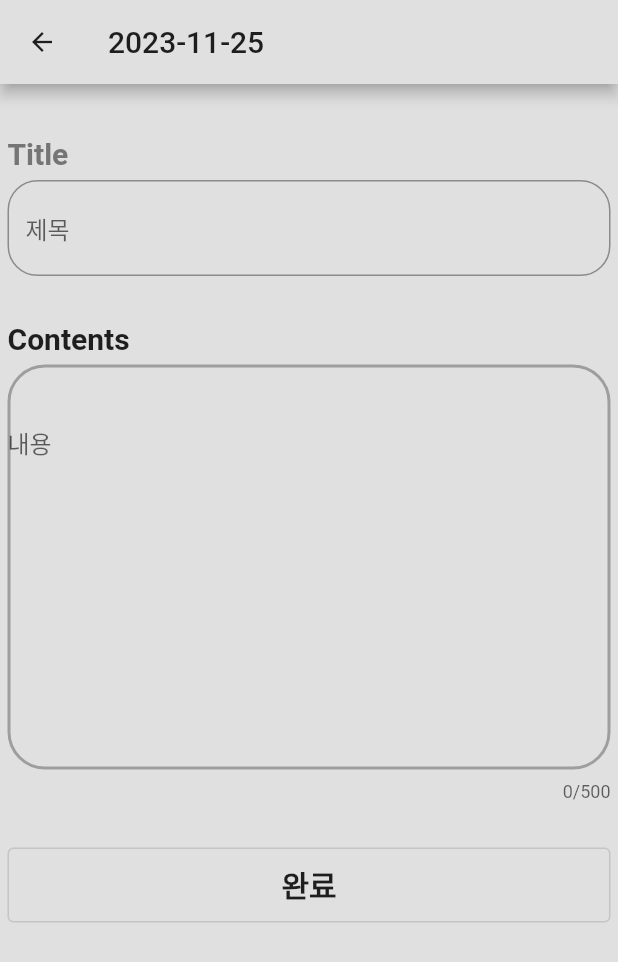
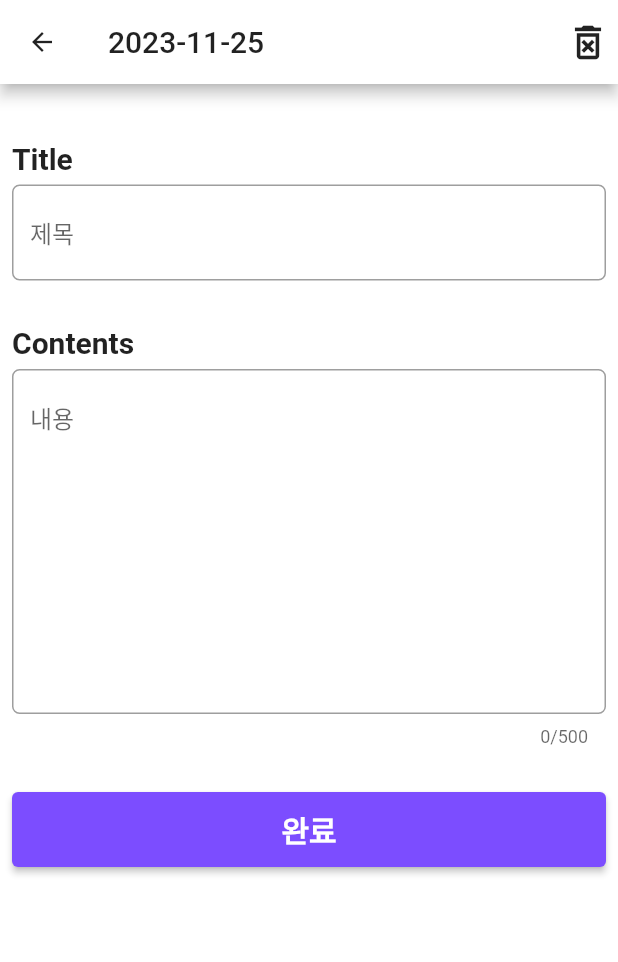
Before and after one commit to kjyjig0218/memo, a Flutter app: the screen it shows after launch, after a tap on the "add" icon, on a phone screen of 412 x 824 dp. Shown: the top 962 px of the screen. Run offline on Flutter 3.47's test engine with Material 2 defaults, Android fonts, the phone set to English and light mode, and no system bars; our stand-ins replace table_calendar.

Commit message:
1. 메모장 Appbar에 날짜표시 2. Appbar에 색상과 사이즈 조절 3. 디자인 수정

```diff
--- a/lib/app_utils/util.dart
+++ b/lib/app_utils/util.dart
@@ -11,7 +11,7 @@ class Event {
 
   const Event(this.title);
 
-  @override
+  @override // 재정의 덮어버리다 .
   String toString() => title;
 }
 
--- a/lib/main.dart
+++ b/lib/main.dart
@@ -5,15 +5,13 @@ import 'package:memo/model/event_model.dart';
 import 'package:memo/screen/calendar_screen.dart';
 import 'package:memo/model/memo_model.dart';
 import 'package:memo/screen/addmemo_screen.dart';
-import 'package:memo/screen/list_screen.dart';
 import 'package:memo/screen/table_events_example.dart';
 import 'package:provider/provider.dart';
 
 
 
-void main() async {
-
-  // import 는 package:intl/date_symbol_data_local.dart
+Future <void> main() async {
+  /// 한글 언어 설정
   await initializeDateFormatting();
 
   runApp(MyMemoApp());
@@ -25,15 +23,15 @@ class MyMemoApp extends StatelessWidget {
   Widget build(BuildContext context) {
     return MultiProvider(
         providers: [
-          ChangeNotifierProvider(create: (_)=>MemoModel()),
-          ChangeNotifierProvider(create: (_)=>EventModel()),
+          // ChangeNotifierProvider(create: (context)=>MemoModel()),
+          ChangeNotifierProvider(create: (context)=>EventModel()),
         ],
       child: MaterialApp(
         title: '메모장 앱',
         theme: ThemeData(
-          scaffoldBackgroundColor: Colors.grey[300],
+          scaffoldBackgroundColor: Colors.white,
           appBarTheme: AppBarTheme(
-            backgroundColor: Colors.grey[300],
+            backgroundColor: Colors.white,
           ),
           floatingActionButtonTheme: FloatingActionButtonThemeData(
             backgroundColor: Colors.redAccent
--- a/lib/screen/addmemo_screen.dart
+++ b/lib/screen/addmemo_screen.dart
@@ -1,7 +1,6 @@
 import 'package:flutter/material.dart';
 import 'package:intl/intl.dart';
 import 'package:memo/model/memo_model.dart';
-import 'package:memo/screen/list_screen.dart';
 import 'package:provider/provider.dart';
 
 import '../model/event_model.dart';
@@ -29,7 +28,14 @@ class _AddMemoScreenState extends State<AddMemoScreen> {
   Widget build(BuildContext context) {
     return Scaffold(
       appBar: AppBar(
-
+        actions: [
+          Padding(
+            padding: const EdgeInsets.all(5.0),
+            child: Icon(
+                Icons.delete_forever_outlined,
+                size: 30),
+          )
+        ],
         iconTheme: IconThemeData(
           color: Colors.black87,
           size: 20,
@@ -43,7 +49,7 @@ class _AddMemoScreenState extends State<AddMemoScreen> {
       ),
       body: Container(
         child: Padding(
-          padding: const EdgeInsets.all(5.0),
+          padding: const EdgeInsets.all(8.0),
           child: SingleChildScrollView(
             child: Column(
               crossAxisAlignment: CrossAxisAlignment.start,
@@ -55,7 +61,7 @@ class _AddMemoScreenState extends State<AddMemoScreen> {
                   style: TextStyle(
                       fontWeight: FontWeight.bold,
                       fontSize: 20,
-                      color: Colors.grey[600]
+                      color: Colors.black87
                   ),
                 ),
                 SizedBox(
@@ -65,12 +71,19 @@ class _AddMemoScreenState extends State<AddMemoScreen> {
                   controller: titleController,
                   decoration: InputDecoration(
                     hintText: "제목",
-                    border: OutlineInputBorder(
+                    ///사용자가 폼 클릭시
+                    focusedBorder: OutlineInputBorder(
                       borderSide: BorderSide(
-                            width: 10,
-                            color: Colors.deepPurpleAccent
+                        color: Colors.deepPurpleAccent,
                       ),
-                        borderRadius: BorderRadius.circular(20.0)
+                    ),
+                    /// 기본 폼 상태
+                    enabledBorder: OutlineInputBorder(
+                      borderRadius: BorderRadius.circular(5.0),
+                      borderSide: BorderSide(
+                        color: Colors.grey,
+                        width: 1.0,
+                      ),
                     ),
                   ),
                 ),
@@ -92,20 +105,22 @@ class _AddMemoScreenState extends State<AddMemoScreen> {
                   decoration: InputDecoration(
                       hintText: "내용",
                       fillColor: Colors.white,
+                      ///사용자가 폼 클릭시
                       focusedBorder: OutlineInputBorder(
-                        borderRadius: BorderRadius.circular(25.0),
+                        // borderRadius: BorderRadius.circular(5.0),
                         borderSide: BorderSide(
-                          color: Colors.blue,
+                          color: Colors.deepPurpleAccent,
                         ),
                       ),
+                      /// 기본 폼 상태
                       enabledBorder: OutlineInputBorder(
-                        borderRadius: BorderRadius.circular(25.0),
+                        borderRadius: BorderRadius.circular(5.0),
                         borderSide: BorderSide(
                           color: Colors.grey,
-                          width: 2.0,
+                          width: 1.0,
                         ),
                       ),
-                      contentPadding: EdgeInsets.symmetric(vertical: 40)
+                      // contentPadding: EdgeInsets.symmetric(vertical: 40)
                   ),
                   maxLines: 10,
                   maxLength: 500,
@@ -113,10 +128,16 @@ class _AddMemoScreenState extends State<AddMemoScreen> {
                 SizedBox(
                   height: 30,
                 ),
-                Container(
-                  width: 700,
+                Center(
+                  child: Container(
+                    width: 400,
                     height: 50,
-                  child: OutlinedButton(
+                    child: ElevatedButton(
+                      style: ElevatedButton.styleFrom(
+                        backgroundColor: Colors.deepPurpleAccent,
+                        minimumSize: Size(50, 50),
+
+                      ),
                       onPressed: () async{
                         // _addMemo(
                         //     context: context,
@@ -124,13 +145,11 @@ class _AddMemoScreenState extends State<AddMemoScreen> {
                         //       Navigator.pop(context);
                         //     }
                         // );
-
-                      // var result = await _addMemoFuture(context: context);
-                      // if(result==true){
-                      //   Navigator.pop(context);
-                      // }
-
-
+                        // //
+                        // // var result = await _addMemoFuture(context: context);
+                        // // if(result==true){
+                        // //   Navigator.pop(context);
+                        // // }
 
                         Provider.of<EventModel>(context,listen: false).addOneEvent(map: {widget.dateTime:Event(titleController.text)});
                         Navigator.pop(context);
@@ -142,7 +161,8 @@ class _AddMemoScreenState extends State<AddMemoScreen> {
                         style: TextStyle(
                             fontWeight: FontWeight.bold,
                             fontSize: 20,
-                          color: Colors.black87
+                            color: Colors.white
+                        ),
                       ),
                     ),
                   ),
@@ -156,6 +176,7 @@ class _AddMemoScreenState extends State<AddMemoScreen> {
     );
   }
 
+
   Future<bool> _addMemoFuture({required BuildContext context}) async{
 
     return await showDialog(
@@ -166,7 +187,7 @@ class _AddMemoScreenState extends State<AddMemoScreen> {
           TextButton(
             child: Text('취소'),
             onPressed: () {
-              Navigator.of(context1).pop();
+              Navigator.pop(context);
             },
           ),
           TextButton(
@@ -179,8 +200,10 @@ class _AddMemoScreenState extends State<AddMemoScreen> {
                   Navigator.of(context1).pop(false);
                 }else{
                   //todo 타이틀 내용이 있을때
-                  Provider.of<MemoModel>(context,listen:false).addMemo(title);
-                  Navigator.of(context1).pop(true);
+
+                  Provider.of<EventModel>(context,listen: false).addOneEvent(map: {widget.dateTime:Event(titleController.text)});
+                  Navigator.pop(context);
+
                 }
 
               });
--- a/lib/screen/table_events_example.dart
+++ b/lib/screen/table_events_example.dart
@@ -19,8 +19,6 @@ class TableEventsExample extends StatefulWidget {
 class TableEventsExampleState extends State<TableEventsExample> {
 
   late final ValueNotifier<List<Event>> _selectedEvents;
-  CalendarFormat _calendarFormat = CalendarFormat.month;
-  RangeSelectionMode _rangeSelectionMode = RangeSelectionMode.toggledOff; // Can be toggled on/off by longpressing a date
   DateTime _focusedDay = DateTime.now();
   DateTime? _selectedDay;
   var kEvents;
@@ -64,7 +62,6 @@ class TableEventsExampleState extends State<TableEventsExample> {
         _selectedDay = selectedDay;
         _focusedDay = focusedDay;
 
-        _rangeSelectionMode = RangeSelectionMode.toggledOff;
       });
 
       _selectedEvents.value = _getEventsForDay(selectedDay);
@@ -90,20 +87,24 @@ class TableEventsExampleState extends State<TableEventsExample> {
       body: Column(
         children: [
           TableCalendar<Event>(
+            ///언어
             locale: 'ko_KR',
+            /// 필수값
             lastDay: DateTime(2999,12,31),
             firstDay: DateTime(2000,1,1),
             focusedDay: _focusedDay,
+            /// 해당 코드로 사용자가 탭하여 선택한 날짜를 선택된 표시로 업데이트
             selectedDayPredicate: (day) => isSameDay(_selectedDay, day),
-            calendarFormat: _calendarFormat,
-            rangeSelectionMode: _rangeSelectionMode,
-            eventLoader: _getEventsForDay, //이벤트 ui 생성
-            startingDayOfWeek: StartingDayOfWeek.monday,
+            ///이벤트 ui 생성
+            eventLoader: _getEventsForDay,
+            ///시작요일
+            startingDayOfWeek: StartingDayOfWeek.sunday,
+            ///달력 헤더 스타일
             headerStyle: HeaderStyle(
-              /// 디폴트로 설정 되 있는 2주 보기 버튼을 없애줌
+                /// 달력 타이틀 중앙 정렬
+                titleCentered: true,
+                /// 2weeks 기본 설정 표시 여부
                 formatButtonVisible: false,
-                // 달력 타이틀을 센터로
-                titleCentered: true,
                 titleTextStyle: TextStyle(
                     fontWeight: FontWeight.w700,
                     fontSize: 18,
@@ -121,38 +122,17 @@ class TableEventsExampleState extends State<TableEventsExample> {
                 )
             ),
             calendarStyle: CalendarStyle(
-              //today 표시여부
-              isTodayHighlighted: true,
-              //today 모양 조정
-              defaultDecoration: BoxDecoration(
-                shape: BoxShape.circle,
-              ),
               ///선택한 날짜
-              // selectedDay 글자 조정
               selectedTextStyle: const TextStyle(
-                color: const Color(0xFFFAFAFA),
+                color: Colors.white,
                 fontSize: 16.0,
               ),
-              // selectedDay 모양 조정
               selectedDecoration: const BoxDecoration(
                 color: const Color(0xFF5C6BC0),
                 shape: BoxShape.circle,
               ),
             ),
-
-
             onDaySelected: _onDaySelected,
-            // onRangeSelected: _onRangeSelected,
-            onFormatChanged: (format) {
-              if (_calendarFormat != format) {
-                setState(() {
-                  _calendarFormat = format;
-                });
-              }
-            },
-            onPageChanged: (focusedDay) {
-              _focusedDay = focusedDay;
-            },
           ),
           const SizedBox(height: 8.0),
           ///이벤트 리스트
```
Also changed, not shown: lib/model/event_model.dart (+10 -5 lines), lib/screen/calendar_screen.dart (+17 -23 lines), lib/screen/detail_screen.dart (deleted, +0 -15 lines), lib/screen/list_screen.dart (deleted, +0 -47 lines). Lines whose indentation alone changed are shown as unchanged.
